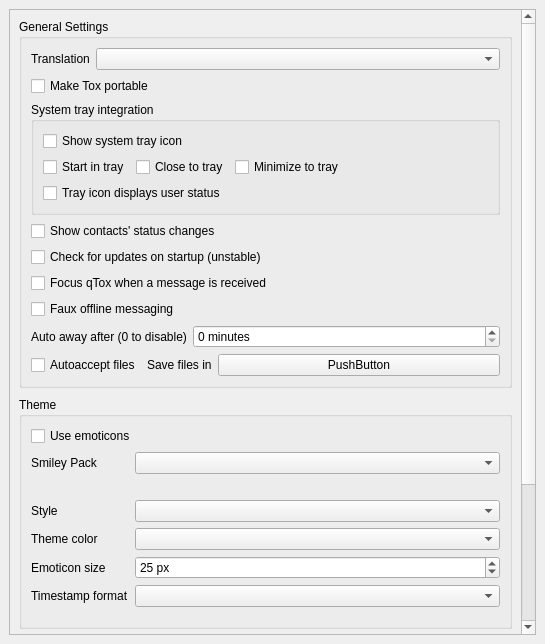
Qt form src/widget/form/settings/generalsettings.ui (qTox/qTox) before a commit.
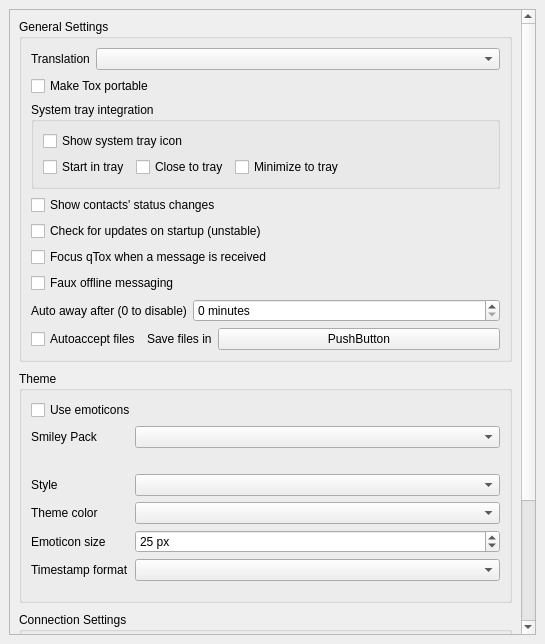
The same form after that commit.

Commit message: add fancier tray icons with status, remove relevant option

The edit to the form file:
```diff
--- a/src/widget/form/settings/generalsettings.ui
+++ b/src/widget/form/settings/generalsettings.ui
@@ -152,22 +152,6 @@
                </item>
               </layout>
              </item>
-             <item row="2" column="0">
-              <widget class="QCheckBox" name="trayShowsUserStatus">
-               <property name="sizePolicy">
-                <sizepolicy hsizetype="Fixed" vsizetype="Fixed">
-                 <horstretch>0</horstretch>
-                 <verstretch>0</verstretch>
-                </sizepolicy>
-               </property>
-               <property name="text">
-                <string>Tray icon displays user status</string>
-               </property>
-               <property name="toolTip">
-                <string>This is a temporary work around until proper systray status icons are available.</string>
-               </property>
-              </widget>
-             </item>
             </layout>
            </widget>
           </item>
```
Left out of the diff: 16 changed lines with no effect on the pictures. The commit also changes 16 other files.
